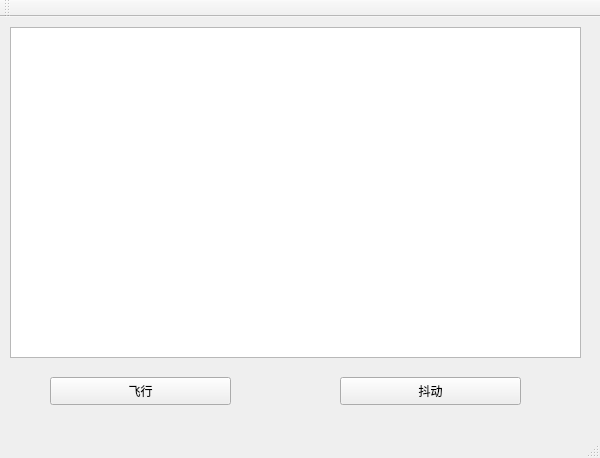
Above: flyingbox.ui from merenguesL/flyingBox before the change. Below: the same form after it.
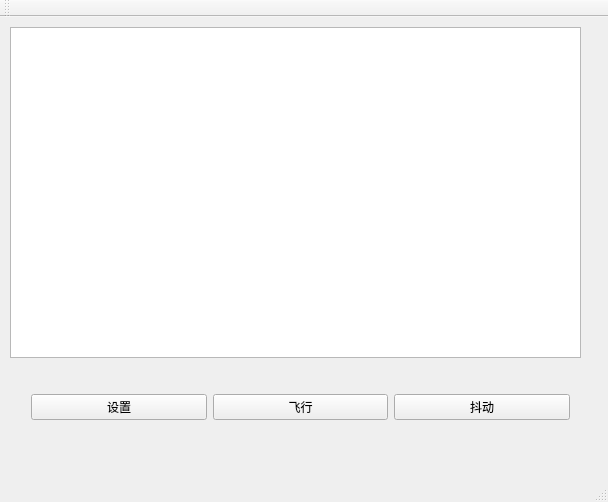
That is the form after the change.

Commit message: 飞行模式修改为：到处乱飞

Patch:
```diff
--- a/flyingbox.ui
+++ b/flyingbox.ui
@@ -6,8 +6,8 @@
    <rect>
     <x>0</x>
     <y>0</y>
-    <width>600</width>
-    <height>458</height>
+    <width>608</width>
+    <height>502</height>
    </rect>
   </property>
   <property name="windowTitle">
@@ -29,31 +29,38 @@
      </font>
     </property>
    </widget>
-   <widget class="QPushButton" name="pushButton_fly">
+   <widget class="QWidget" name="horizontalLayoutWidget">
     <property name="geometry">
      <rect>
-      <x>50</x>
-      <y>360</y>
-      <width>181</width>
-      <height>28</height>
+      <x>20</x>
+      <y>350</y>
+      <width>561</width>
+      <height>80</height>
      </rect>
     </property>
-    <property name="text">
-     <string>飞行</string>
-    </property>
-   </widget>
-   <widget class="QPushButton" name="pushButton_shake">
-    <property name="geometry">
-     <rect>
-      <x>340</x>
-      <y>360</y>
-      <width>181</width>
-      <height>28</height>
-     </rect>
-    </property>
-    <property name="text">
-     <string>抖动</string>
-    </property>
+    <layout class="QHBoxLayout" name="horizontalLayout">
+     <item>
+      <widget class="QPushButton" name="pushButton_setup">
+       <property name="text">
+        <string>设置</string>
+       </property>
+      </widget>
+     </item>
+     <item>
+      <widget class="QPushButton" name="pushButton_fly">
+       <property name="text">
+        <string>飞行</string>
+       </property>
+      </widget>
+     </item>
+     <item>
+      <widget class="QPushButton" name="pushButton_shake">
+       <property name="text">
+        <string>抖动</string>
+       </property>
+      </widget>
+     </item>
+    </layout>
    </widget>
   </widget>
   <widget class="QMenuBar" name="menuBar">
```
Left out of the diff: 2 changed lines with no effect on the pictures. The commit also changes 3 other files.
